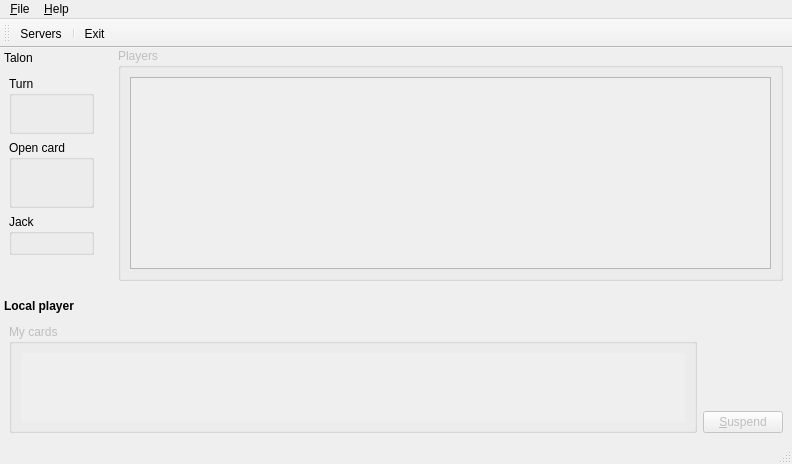
Above: src/mainwindow.ui from velnias75/NetMauMau-Qt-Client before the change. Below: the same form after it.
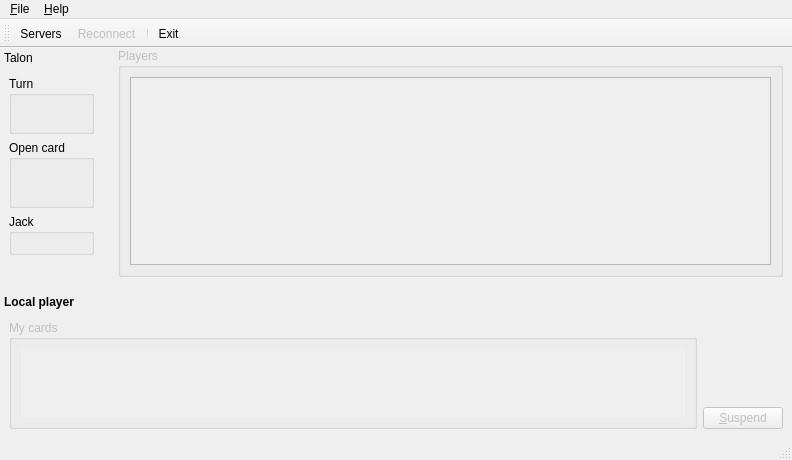
That is the form after the change. Icons and pictures are not drawn. Custom widgets are drawn as their Qt base class.

Commit message: reconnect to last server

The edit to the form file:
```diff
--- a/src/mainwindow.ui
+++ b/src/mainwindow.ui
@@ -3,6 +3,14 @@
  <author>Heiko Schäfer &lt;heiko@rangun.de&gt;</author>
  <class>MainWindow</class>
  <widget class="QMainWindow" name="MainWindow">
+  <property name="geometry">
+   <rect>
+    <x>0</x>
+    <y>0</y>
+    <width>769</width>
+    <height>460</height>
+   </rect>
+  </property>
   <property name="windowTitle">
    <string>NetMauMau Client</string>
   </property>
@@ -138,6 +146,7 @@
     <bool>false</bool>
    </attribute>
    <addaction name="actionServer"/>
+   <addaction name="actionReconnect"/>
    <addaction name="separator"/>
    <addaction name="actionExit"/>
   </widget>
@@ -432,6 +441,25 @@
     <string>&amp;About %1</string>
    </property>
   </action>
+  <action name="actionReconnect">
+   <property name="enabled">
+    <bool>false</bool>
+   </property>
+   <property name="icon">
+    <iconset theme="go-previous">
+     <normaloff/>
+    </iconset>
+   </property>
+   <property name="text">
+    <string>Re&amp;connect</string>
+   </property>
+   <property name="toolTip">
+    <string>Reconnect to last server</string>
+   </property>
+   <property name="shortcut">
+    <string>Ctrl+R</string>
+   </property>
+  </action>
  </widget>
  <customwidgets>
   <customwidget>
```
Left out of the diff: 6 changed lines with no effect on the pictures. The commit also changes 3 other files.
